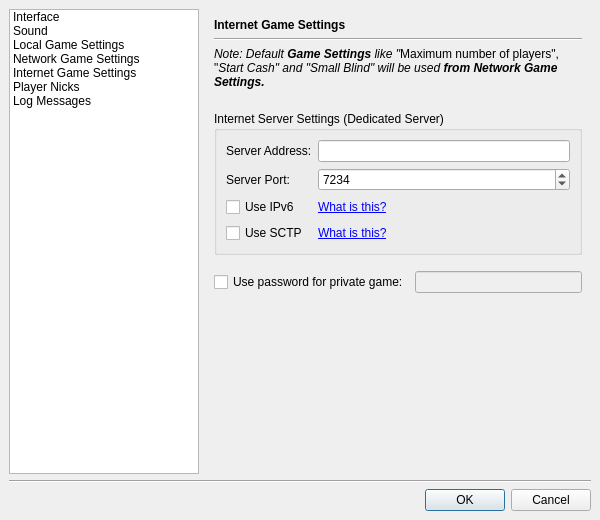
First picture: the form in src/gui/qt/settingsdialog.ui, repository pokerth/pokerth, before the edit.
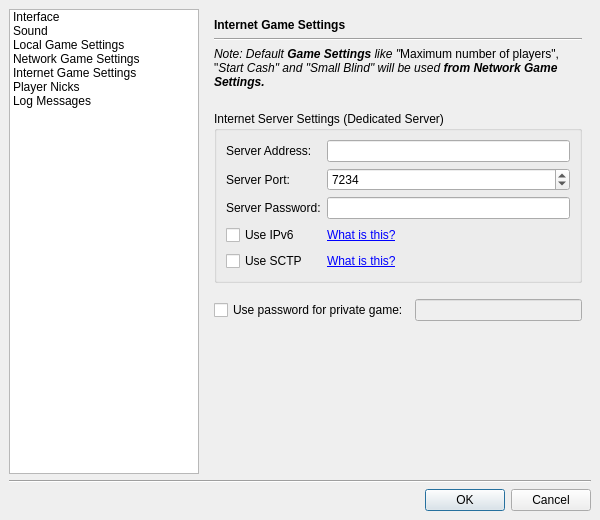
Second picture: the form after the edit. The open tabs and pages were chosen to show the change. Icons and pictures are not drawn. Custom widgets are drawn as their Qt base class.

What changed in the file:
```diff
--- a/src/gui/qt/settingsdialog.ui
+++ b/src/gui/qt/settingsdialog.ui
@@ -809,10 +809,27 @@
           <property name="spacing" >
            <number>6</number>
           </property>
-          <item row="0" column="0" >
-           <widget class="QLabel" name="label_41" >
+          <item row="4" column="0" >
+           <widget class="QCheckBox" name="checkBox_InternetServerUseSctp" >
             <property name="text" >
-             <string>Server Address:</string>
+             <string>Use SCTP</string>
+            </property>
+           </widget>
+          </item>
+          <item row="3" column="0" >
+           <widget class="QCheckBox" name="checkBox_InternetServerUseIpv6" >
+            <property name="text" >
+             <string>Use IPv6</string>
+            </property>
+           </widget>
+          </item>
+          <item row="3" column="1" >
+           <widget class="QLabel" name="label_32" >
+            <property name="text" >
+             <string>&lt;a href="http://en.wikipedia.org/wiki/Ipv6">What is this?&lt;/a></string>
+            </property>
+            <property name="openExternalLinks" >
+             <bool>true</bool>
             </property>
            </widget>
           </item>
@@ -823,6 +840,16 @@
             </property>
            </widget>
           </item>
+          <item row="4" column="1" >
+           <widget class="QLabel" name="label_42" >
+            <property name="text" >
+             <string>&lt;a href="http://en.wikipedia.org/wiki/Stream_Control_Transmission_Protocol">What is this?&lt;/a></string>
+            </property>
+            <property name="openExternalLinks" >
+             <bool>true</bool>
+            </property>
+           </widget>
+          </item>
           <item row="1" column="1" >
            <widget class="QSpinBox" name="spinBox_InternetServerPort" >
             <property name="maximum" >
@@ -836,6 +863,13 @@
             </property>
            </widget>
           </item>
+          <item row="0" column="0" >
+           <widget class="QLabel" name="label_41" >
+            <property name="text" >
+             <string>Server Address:</string>
+            </property>
+           </widget>
+          </item>
           <item row="0" column="1" >
            <widget class="QLineEdit" name="lineEdit_InternetServerAddress" >
             <property name="maxLength" >
@@ -843,37 +877,17 @@
             </property>
            </widget>
           </item>
-          <item row="3" column="1" >
-           <widget class="QLabel" name="label_42" >
-            <property name="text" >
-             <string>&lt;a href="http://en.wikipedia.org/wiki/Stream_Control_Transmission_Protocol">What is this?&lt;/a></string>
-            </property>
-            <property name="openExternalLinks" >
-             <bool>true</bool>
-            </property>
-           </widget>
-          </item>
-          <item row="2" column="1" >
-           <widget class="QLabel" name="label_32" >
-            <property name="text" >
-             <string>&lt;a href="http://en.wikipedia.org/wiki/Ipv6">What is this?&lt;/a></string>
-            </property>
-            <property name="openExternalLinks" >
-             <bool>true</bool>
-            </property>
-           </widget>
-          </item>
           <item row="2" column="0" >
-           <widget class="QCheckBox" name="checkBox_InternetServerUseIpv6" >
+           <widget class="QLabel" name="label_44" >
             <property name="text" >
-             <string>Use IPv6</string>
+             <string>Server Password:</string>
             </property>
            </widget>
           </item>
-          <item row="3" column="0" >
-           <widget class="QCheckBox" name="checkBox_InternetServerUseSctp" >
-            <property name="text" >
-             <string>Use SCTP</string>
+          <item row="2" column="1" >
+           <widget class="QLineEdit" name="lineEdit_InternetServerPassword" >
+            <property name="echoMode" >
+             <enum>QLineEdit::Password</enum>
             </property>
            </widget>
           </item>
```
